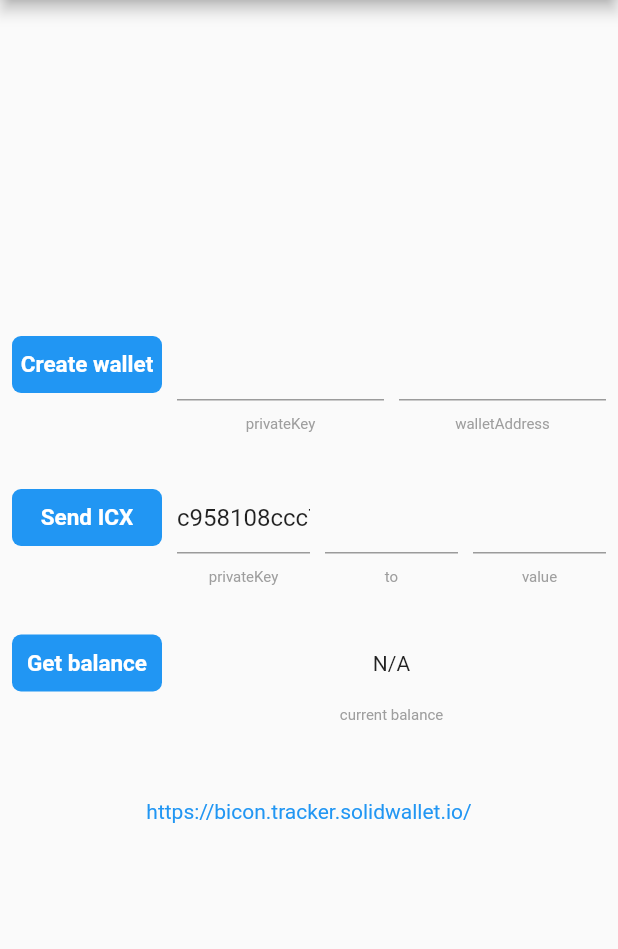
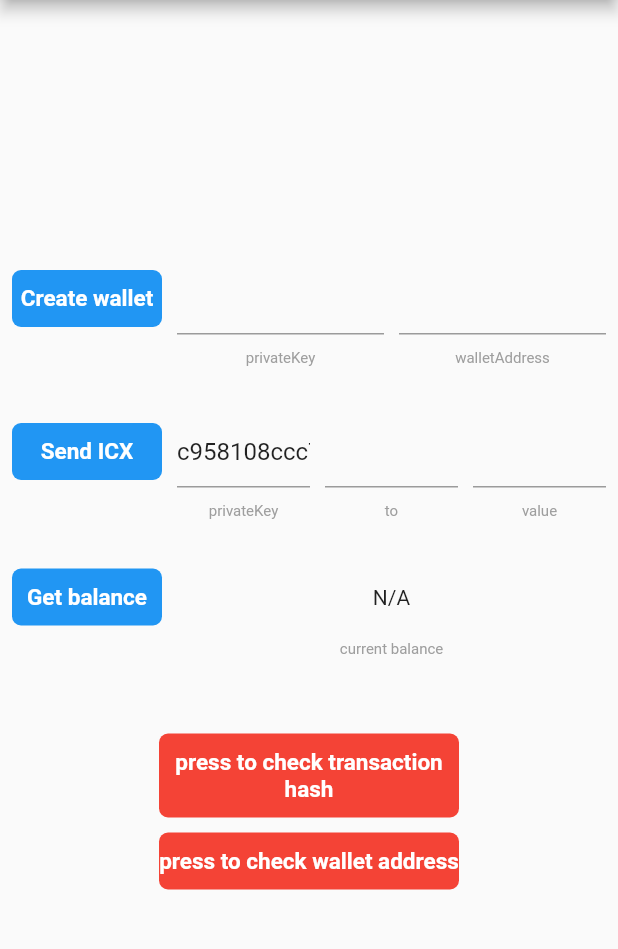
Before and after one commit to icondao/flutter_icon_network, a Flutter app: the screen it shows after launch, on a phone screen of 412 x 824 dp, the part 84-1033 px from its top. Run offline on Flutter 3.47's test engine with Material 2 defaults, Android fonts, the phone set to English and light mode, and no system bars; our stand-ins replace get_storage.

Commit message:
worked on ios

```diff
--- a/example/lib/main.dart
+++ b/example/lib/main.dart
@@ -57,7 +57,10 @@ class _MyAppState extends State<MyApp> {
       walletAddressCtrl.text = wallet.address;
       receiverCtrl.text = wallet.address;
     });
-    _saveCache();
+    Future.delayed(Duration(seconds: 2), () async {
+      await _getBalance();
+      _saveCache();
+    });
   }
 
   void _sendIcx() async {
@@ -66,12 +69,14 @@ class _MyAppState extends State<MyApp> {
         to: receiverCtrl.text ?? "",
         value: sendAmountCtrl.text ?? 0));
     _showSnackBar(
-        "transaction hash ${response.txHash} copied, pls go to https://bicon.tracker.solidwallet.io/ to check the transaction process");
+        "transaction hash ${response.txHash} copied, pls press check txHash button to check");
     Clipboard.setData(new ClipboardData(text: response.txHash));
     setState(() {
       txHash = "transaction/${response.txHash}";
     });
-    await _getBalance();
+    Future.delayed(Duration(seconds: 5), () async {
+      await _getBalance();
+    });
   }
 
   Future<void> _getBalance() async {
@@ -108,11 +113,22 @@ class _MyAppState extends State<MyApp> {
                   ),
                   ..._buildGetBalanceSection(),
                   SizedBox(height: 50,),
-                  InkWell(
+                  AppSolidButton(
+                    backgroundColor: Colors.red,
+                    width: 200,
                     onTap: () {
                        launch("https://bicon.tracker.solidwallet.io/$txHash");
                     },
-                    child: Text("https://bicon.tracker.solidwallet.io/$txHash", style: TextStyle(color: Colors.blue),),
+                    text: "press to check transaction hash",
+                  ),
+                  SizedBox(height: 10,),
+                  AppSolidButton(
+                    backgroundColor: Colors.red,
+                    width: 200,
+                    onTap: () {
+                      launch("https://bicon.tracker.solidwallet.io/address/${walletAddressCtrl.text}");
+                    },
+                    text: "press to check wallet address",
                   )
                 ],
               ),
--- a/example/lib/widgets/button.dart
+++ b/example/lib/widgets/button.dart
@@ -3,21 +3,35 @@ import 'package:flutter/material.dart';
 class AppSolidButton extends StatelessWidget {
   final String text;
   final Function onTap;
+  final double width;
+  final Color backgroundColor;
 
-  const AppSolidButton({Key key, this.text, this.onTap}) : super(key: key);
+  const AppSolidButton(
+      {Key key,
+      this.text,
+      this.onTap,
+      this.width = 100,
+      this.backgroundColor = Colors.blue})
+      : super(key: key);
+
   @override
   Widget build(BuildContext context) {
     return GestureDetector(
       onTap: onTap,
       child: Container(
         decoration: BoxDecoration(
-          color: Colors.blue,
+          color: backgroundColor,
           borderRadius: BorderRadius.circular(6),
         ),
-        width: 100,
+        width: width,
         alignment: Alignment.center,
         padding: EdgeInsets.symmetric(vertical: 10),
-        child: Text( text, style: TextStyle(fontSize: 15, fontWeight: FontWeight.bold, color: Colors.white),),
+        child: Text(
+          text,
+          textAlign: TextAlign.center,
+          style: TextStyle(
+              fontSize: 15, fontWeight: FontWeight.bold, color: Colors.white),
+        ),
       ),
     );
   }
```
Also changed, not shown: 2 other files.
